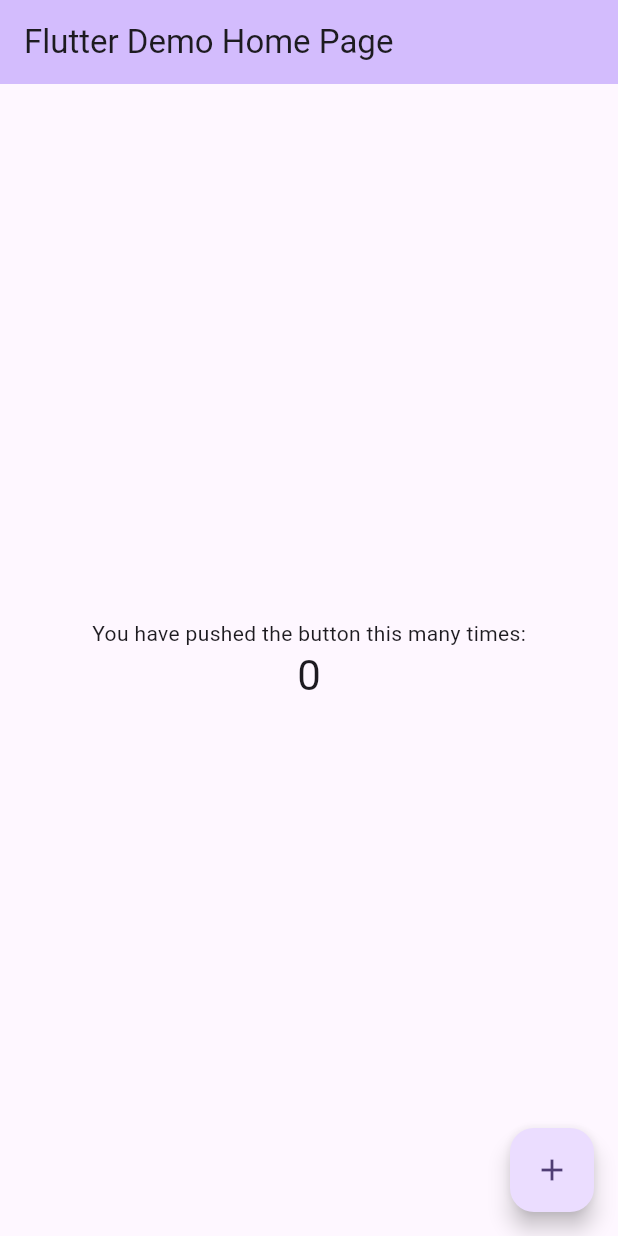
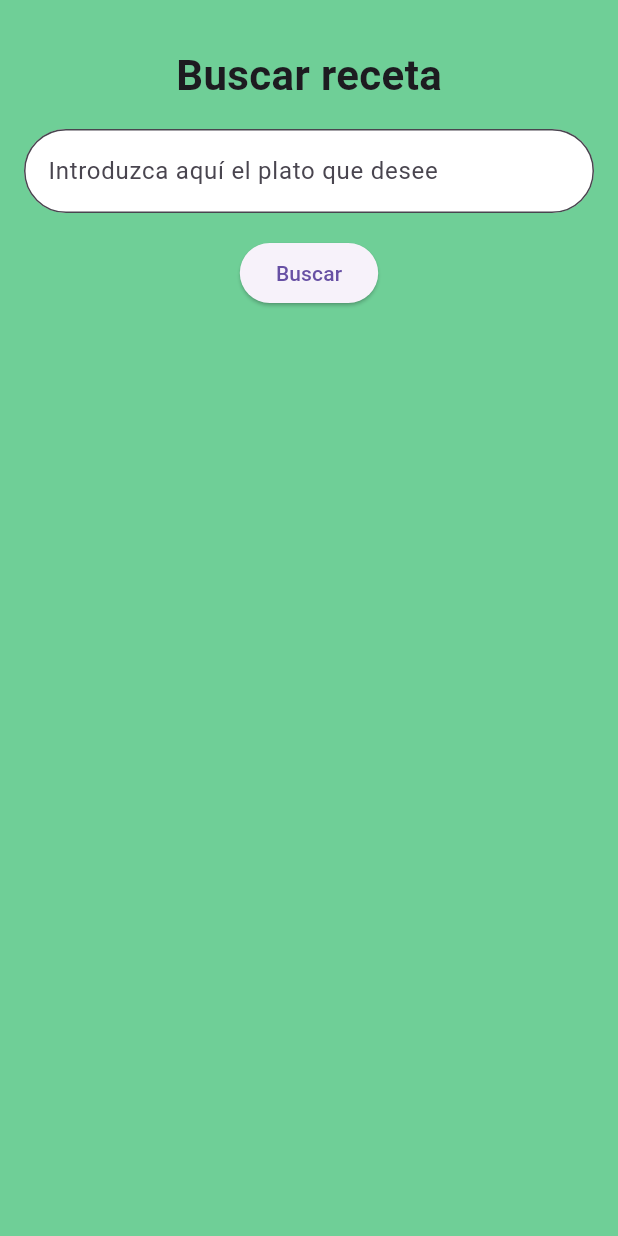
Before and after one commit to JavierRapadoDom/MyAIChef, a Flutter app: the screen it shows after launch, on a phone screen of 412 x 824 dp. Run offline on Flutter 3.47's test engine with Material 3 defaults, Android fonts, the phone set to English and light mode, and no system bars; our stand-ins replace google_generative_ai; Roboto replaces fonts that are missing (Poppins).

Commit message:
Principales archivos e inclusión con Gemini

```diff
--- a/lib/main.dart
+++ b/lib/main.dart
@@ -1,122 +1,30 @@
 import 'package:flutter/material.dart';
+import 'package:my_ai_chef/screens/home_screen.dart';
+import 'package:my_ai_chef/screens/result_screen.dart';
+import 'screens/splash_screen.dart';
 
 void main() {
-  runApp(const MyApp());
+  runApp(const MyAIChefApp());
 }
 
-class MyApp extends StatelessWidget {
-  const MyApp({super.key});
+class MyAIChefApp extends StatelessWidget{
+  const MyAIChefApp({super.key});
 
-  // This widget is the root of your application.
   @override
   Widget build(BuildContext context) {
     return MaterialApp(
-      title: 'Flutter Demo',
+      title: 'MyAIChef',
+      debugShowCheckedModeBanner: false,
       theme: ThemeData(
-        // This is the theme of your application.
-        //
-        // TRY THIS: Try running your application with "flutter run". You'll see
-        // the application has a purple toolbar. Then, without quitting the app,
-        // try changing the seedColor in the colorScheme below to Colors.green
-        // and then invoke "hot reload" (save your changes or press the "hot
-        // reload" button in a Flutter-supported IDE, or press "r" if you used
-        // the command line to start the app).
-        //
-        // Notice that the counter didn't reset back to zero; the application
-        // state is not lost during the reload. To reset the state, use hot
-        // restart instead.
-        //
-        // This works for code too, not just values: Most code changes can be
-        // tested with just a hot reload.
-        colorScheme: ColorScheme.fromSeed(seedColor: Colors.deepPurple),
+        fontFamily: 'Poppins',
+        primarySwatch: Colors.green,
       ),
-      home: const MyHomePage(title: 'Flutter Demo Home Page'),
+      initialRoute: '/',
+      routes: {
+        '/': (context) => const SplashScreen(),
+        '/home': (context) => const HomeScreen(),
+        '/result': (context) => const ResultScreen(),
+      },
     );
   }
 }
-
-class MyHomePage extends StatefulWidget {
-  const MyHomePage({super.key, required this.title});
-
-  // This widget is the home page of your application. It is stateful, meaning
-  // that it has a State object (defined below) that contains fields that affect
-  // how it looks.
-
-  // This class is the configuration for the state. It holds the values (in this
-  // case the title) provided by the parent (in this case the App widget) and
-  // used by the build method of the State. Fields in a Widget subclass are
-  // always marked "final".
-
-  final String title;
-
-  @override
-  State<MyHomePage> createState() => _MyHomePageState();
-}
-
-class _MyHomePageState extends State<MyHomePage> {
-  int _counter = 0;
-
-  void _incrementCounter() {
-    setState(() {
-      // This call to setState tells the Flutter framework that something has
-      // changed in this State, which causes it to rerun the build method below
-      // so that the display can reflect the updated values. If we changed
-      // _counter without calling setState(), then the build method would not be
-      // called again, and so nothing would appear to happen.
-      _counter++;
-    });
-  }
-
-  @override
-  Widget build(BuildContext context) {
-    // This method is rerun every time setState is called, for instance as done
-    // by the _incrementCounter method above.
-    //
-    // The Flutter framework has been optimized to make rerunning build methods
-    // fast, so that you can just rebuild anything that needs updating rather
-    // than having to individually change instances of widgets.
-    return Scaffold(
-      appBar: AppBar(
-        // TRY THIS: Try changing the color here to a specific color (to
-        // Colors.amber, perhaps?) and trigger a hot reload to see the AppBar
-        // change color while the other colors stay the same.
-        backgroundColor: Theme.of(context).colorScheme.inversePrimary,
-        // Here we take the value from the MyHomePage object that was created by
-        // the App.build method, and use it to set our appbar title.
-        title: Text(widget.title),
-      ),
-      body: Center(
-        // Center is a layout widget. It takes a single child and positions it
-        // in the middle of the parent.
-        child: Column(
-          // Column is also a layout widget. It takes a list of children and
-          // arranges them vertically. By default, it sizes itself to fit its
-          // children horizontally, and tries to be as tall as its parent.
-          //
-          // Column has various properties to control how it sizes itself and
-          // how it positions its children. Here we use mainAxisAlignment to
-          // center the children vertically; the main axis here is the vertical
-          // axis because Columns are vertical (the cross axis would be
-          // horizontal).
-          //
-          // TRY THIS: Invoke "debug painting" (choose the "Toggle Debug Paint"
-          // action in the IDE, or press "p" in the console), to see the
-          // wireframe for each widget.
-          mainAxisAlignment: MainAxisAlignment.center,
-          children: <Widget>[
-            const Text('You have pushed the button this many times:'),
-            Text(
-              '$_counter',
-              style: Theme.of(context).textTheme.headlineMedium,
-            ),
-          ],
-        ),
-      ),
-      floatingActionButton: FloatingActionButton(
-        onPressed: _incrementCounter,
-        tooltip: 'Increment',
-        child: const Icon(Icons.add),
-      ), // This trailing comma makes auto-formatting nicer for build methods.
-    );
-  }
-}
--- /dev/null
+++ b/lib/screens/home_screen.dart
@@ -0,0 +1,70 @@
+import 'package:flutter/material.dart';
+import '../services/gemini_service.dart';
+
+class HomeScreen extends StatefulWidget {
+  const HomeScreen({super.key});
+
+  @override
+  State<HomeScreen> createState() => _HomeScreenState();
+}
+
+class _HomeScreenState extends State<HomeScreen> {
+  final TextEditingController _controller = TextEditingController();
+  final GeminiService _geminiService = GeminiService();
+  bool _loading = false;
+
+  void _searchRecipe() async {
+    setState(() {
+      _loading = true;
+    });
+
+    final recipe = await _geminiService.getRecipe(_controller.text.trim());
+
+    setState(() {
+      _loading = false;
+    });
+
+    Navigator.pushNamed(
+      context,
+      '/result',
+      arguments: recipe,
+    );
+  }
+
+  @override
+  Widget build(BuildContext context) {
+    return Scaffold(
+      backgroundColor: const Color(0xFF6FCF97),
+      body: SafeArea(
+        child: Column(
+          children: [
+            const SizedBox(height: 30),
+            const Text(
+              'Buscar receta',
+              style: TextStyle(fontSize: 28, fontWeight: FontWeight.bold),
+            ),
+            Padding(
+              padding: const EdgeInsets.all(16),
+              child: TextField(
+                controller: _controller,
+                decoration: const InputDecoration(
+                  hintText: 'Introduzca aquí el plato que desee',
+                  filled: true,
+                  fillColor: Colors.white,
+                  border: OutlineInputBorder(
+                      borderRadius: BorderRadius.all(Radius.circular(30))),
+                ),
+              ),
+            ),
+            _loading
+                ? const CircularProgressIndicator()
+                : ElevatedButton(
+              onPressed: _searchRecipe,
+              child: const Text('Buscar'),
+            ),
+          ],
+        ),
+      ),
+    );
+  }
+}
--- /dev/null
+++ b/lib/services/gemini_service.dart
@@ -0,0 +1,27 @@
+import 'package:google_generative_ai/google_generative_ai.dart';
+
+class GeminiService {
+  final _model = GenerativeModel(model: 'gemini-2.0-flash', apiKey: 'AIzaSyD1xy0jfCYIqJDZp5_PiHPCht0Q2KTGj74');
+
+  Future<String> getRecipe(String dishName) async {
+    final prompt = '''
+    Eres un experto chef. Devuelve la receta del siguiente plato con la siguiente estructura clara:
+
+- Título
+- Ingredientes (en lista)
+- Pasos a seguir (en lista numerada)
+- Consejos adicionales
+
+Si el plato no es válido o es inapropiado (ej: "rata podrida a la carbonara"), responde únicamente:
+"Esa receta incumple nuestras normas"
+
+Plato: $dishName
+    ''';
+    try{
+      final response = await _model.generateContent([Content.text(prompt)]);
+      return response.text ?? 'Error al generar respuesta.';
+    } catch(e){
+      return 'Error al conectar con la API: $e';
+    }
+  }
+}
```
Also changed, not shown: lib/screens/result_screen.dart (added, +33 -0 lines), lib/screens/splash_screen.dart (added, +19 -0 lines), pubspec.yaml (+19 -55 lines), assets/Logo.png (added), lib/services/youtube_service.dart (added), lib/theme/theme.dart (added), lib/widgets/search_input.dart (added), lib/widgets/video_card.dart (added), pubspec.lock, 2 other files.
